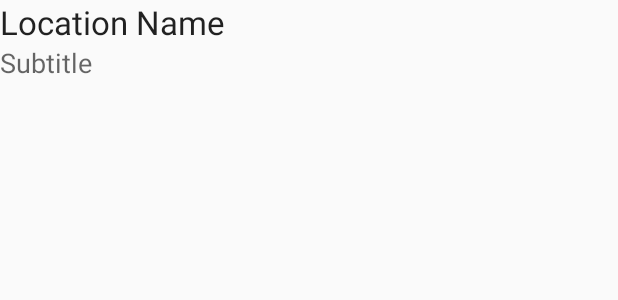
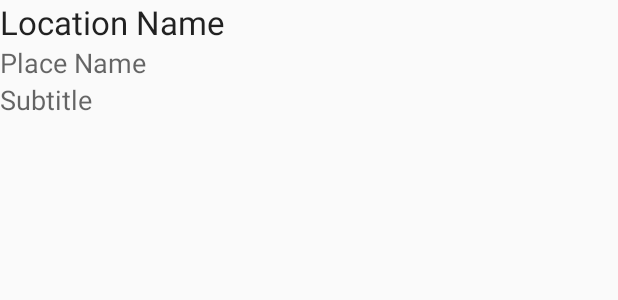
Before and after one commit to kkane098/ContextAwareRinger, an Android app: the layout location_item.xml on its own in the app's theme, with its tools: preview values and no code run, on a phone screen of 412 x 824 dp. Shown: the top 300 px of the screen. Run offline under Robolectric (Android 15) with nearby library versions, the phone set to English and light mode, and no system bars.

Commit message:
added place name to locationdata and updated list adapter to show it

```diff
--- a/ContextAwareRingerApp/app/src/main/java/com/example/ContextAwareRinger/Data/LocationData.kt
+++ b/ContextAwareRingerApp/app/src/main/java/com/example/ContextAwareRinger/Data/LocationData.kt
@@ -5,6 +5,7 @@ import kotlinx.serialization.*
 @Serializable
 data class LocationData(
     val name: String,
+    val placeName: String,
     val lat: Double,
     val lng: Double,
     val radius: Double,
--- a/ContextAwareRingerApp/app/src/main/java/com/example/ContextAwareRinger/Data/LocationDataListAdapter.kt
+++ b/ContextAwareRingerApp/app/src/main/java/com/example/ContextAwareRinger/Data/LocationDataListAdapter.kt
@@ -75,6 +75,7 @@ class LocationDataListAdapter (private val mContext: Context) : BaseAdapter() {
             newView = LayoutInflater.from(mContext).inflate(R.layout.location_item,parent,false)
             newView.tag = viewHolder
             viewHolder.mTitleView = newView.findViewById(R.id.textLocationName)
+            viewHolder.mPlaceNameView = newView.findViewById(R.id.textPlaceName)
             viewHolder.mPriorityView = newView.findViewById(R.id.textLocationSubtitle)
 
         } else {
@@ -89,8 +90,9 @@ class LocationDataListAdapter (private val mContext: Context) : BaseAdapter() {
         // in the layout file
 
         // TODO - Display Title in TextView
-        viewHolder.mTitleView?.text = "Name:  " + locationItem.name
+        viewHolder.mTitleView?.text = locationItem.name
 
+        viewHolder.mPlaceNameView?.text = locationItem.placeName
 
         // TODO - Display Priority in a TextView
         var ringer = ""
@@ -115,6 +117,7 @@ class LocationDataListAdapter (private val mContext: Context) : BaseAdapter() {
         var position: Int = 0
         var mItemLayout: RelativeLayout? = null
         var mTitleView: TextView? = null
+        var mPlaceNameView: TextView? = null
         var mPriorityView: TextView? = null
 
     }
--- a/ContextAwareRingerApp/app/src/main/res/layout/location_item.xml
+++ b/ContextAwareRingerApp/app/src/main/res/layout/location_item.xml
@@ -11,6 +11,13 @@
         android:layout_height="wrap_content" />
 
     <TextView
+        android:text="Place Name"
+        android:textAppearance="@style/Base.TextAppearance.AppCompat.Medium"
+        android:id="@+id/textPlaceName"
+        android:layout_width="match_parent"
+        android:layout_height="wrap_content" />
+
+    <TextView
         android:text="Subtitle"
         android:textAppearance="@style/Base.TextAppearance.AppCompat.Medium"
         android:id="@+id/textLocationSubtitle"
```
Also changed, not shown: ContextAwareRingerApp/app/src/main/java/com/example/ContextAwareRinger/Activities/LocationsActivity.kt (+10 -13 lines).
